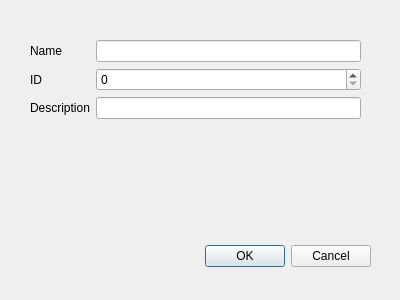
Qt form SHomeConfigurator/SHConfigurator/Settings/dialog_device_edit.ui (AndriiRozin/SHome2) before a commit.
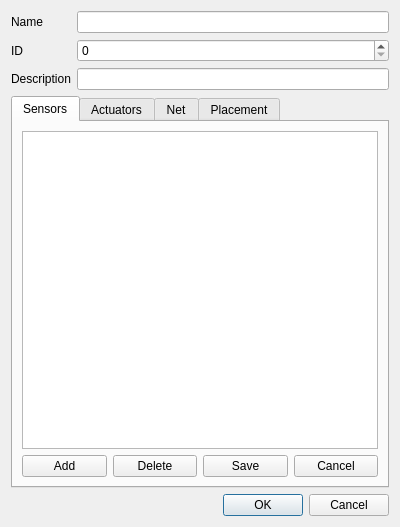
The same form after that commit.

What changed in the file:
```diff
--- a/SHomeConfigurator/SHConfigurator/Settings/dialog_device_edit.ui
+++ b/SHomeConfigurator/SHConfigurator/Settings/dialog_device_edit.ui
@@ -7,37 +7,14 @@
     <x>0</x>
     <y>0</y>
     <width>400</width>
-    <height>300</height>
+    <height>527</height>
    </rect>
   </property>
   <property name="windowTitle">
    <string>Dialog</string>
   </property>
-  <widget class="QDialogButtonBox" name="buttonBox_DeviceEdit">
-   <property name="geometry">
-    <rect>
-     <x>30</x>
-     <y>240</y>
-     <width>341</width>
-     <height>32</height>
-    </rect>
-   </property>
-   <property name="orientation">
-    <enum>Qt::Horizontal</enum>
-   </property>
-   <property name="standardButtons">
-    <set>QDialogButtonBox::Cancel|QDialogButtonBox::Ok</set>
-   </property>
-  </widget>
-  <widget class="QWidget" name="">
-   <property name="geometry">
-    <rect>
-     <x>30</x>
-     <y>40</y>
-     <width>331</width>
-     <height>89</height>
-    </rect>
-   </property>
+  <layout class="QVBoxLayout" name="verticalLayout">
+   <item>
    <layout class="QFormLayout" name="formLayout">
     <item row="0" column="0">
      <widget class="QLabel" name="label">
@@ -70,7 +47,119 @@
      <widget class="QLineEdit" name="lineEdit_description"/>
     </item>
    </layout>
-  </widget>
+   </item>
+   <item>
+    <widget class="QTabWidget" name="tabWidget">
+     <property name="currentIndex">
+      <number>0</number>
+     </property>
+     <widget class="QWidget" name="Sensors">
+      <attribute name="title">
+       <string>Sensors</string>
+      </attribute>
+      <layout class="QVBoxLayout" name="verticalLayout_2">
+       <item>
+        <widget class="QTableWidget" name="tableWidget_D_sensors"/>
+       </item>
+       <item>
+        <layout class="QHBoxLayout" name="horizontalLayout">
+         <item>
+          <widget class="QPushButton" name="pushButton_DS_add">
+           <property name="text">
+            <string>Add</string>
+           </property>
+          </widget>
+         </item>
+         <item>
+          <widget class="QPushButton" name="pushButton_DS_delete">
+           <property name="text">
+            <string>Delete</string>
+           </property>
+          </widget>
+         </item>
+         <item>
+          <widget class="QPushButton" name="pushButton_DS_save">
+           <property name="text">
+            <string>Save</string>
+           </property>
+          </widget>
+         </item>
+         <item>
+          <widget class="QPushButton" name="pushButton_DS_cancel">
+           <property name="text">
+            <string>Cancel</string>
+           </property>
+          </widget>
+         </item>
+        </layout>
+       </item>
+      </layout>
+     </widget>
+     <widget class="QWidget" name="Actuators">
+      <attribute name="title">
+       <string>Actuators</string>
+      </attribute>
+      <layout class="QVBoxLayout" name="verticalLayout_3">
+       <item>
+        <widget class="QTableWidget" name="tableWidget_D_actuators"/>
+       </item>
+       <item>
+        <layout class="QHBoxLayout" name="horizontalLayout_3">
+         <item>
+          <widget class="QPushButton" name="pushButton_DA_add">
+           <property name="text">
+            <string>Add</string>
+           </property>
+          </widget>
+         </item>
+         <item>
+          <widget class="QPushButton" name="pushButton_DA_delete">
+           <property name="text">
+            <string>Delete</string>
+           </property>
+          </widget>
+         </item>
+         <item>
+          <widget class="QPushButton" name="pushButton_DA_save">
+           <property name="text">
+            <string>Save</string>
+           </property>
+          </widget>
+         </item>
+         <item>
+          <widget class="QPushButton" name="pushButton_DA_cancel">
+           <property name="text">
+            <string>Cancel</string>
+           </property>
+          </widget>
+         </item>
+        </layout>
+       </item>
+      </layout>
+     </widget>
+     <widget class="QWidget" name="tab">
+      <attribute name="title">
+       <string>Net</string>
+      </attribute>
+     </widget>
+     <widget class="QWidget" name="tab_2">
+      <attribute name="title">
+       <string>Placement</string>
+      </attribute>
+     </widget>
+    </widget>
+   </item>
+   <item>
+    <widget class="QDialogButtonBox" name="buttonBox_DeviceEdit">
+     <property name="orientation">
+      <enum>Qt::Horizontal</enum>
+     </property>
+     <property name="standardButtons">
+      <set>QDialogButtonBox::Cancel|QDialogButtonBox::Ok</set>
+     </property>
+    </widget>
+   </item>
+  </layout>
  </widget>
  <resources/>
  <connections>
```
Lines whose indentation alone changed are shown as unchanged.
